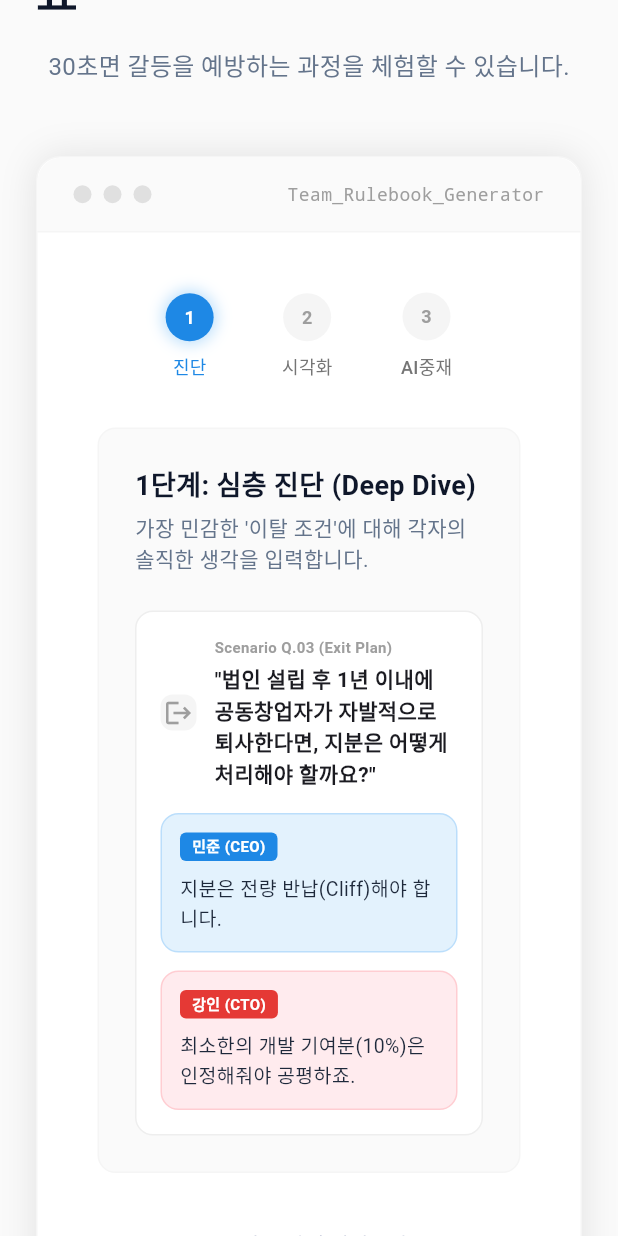
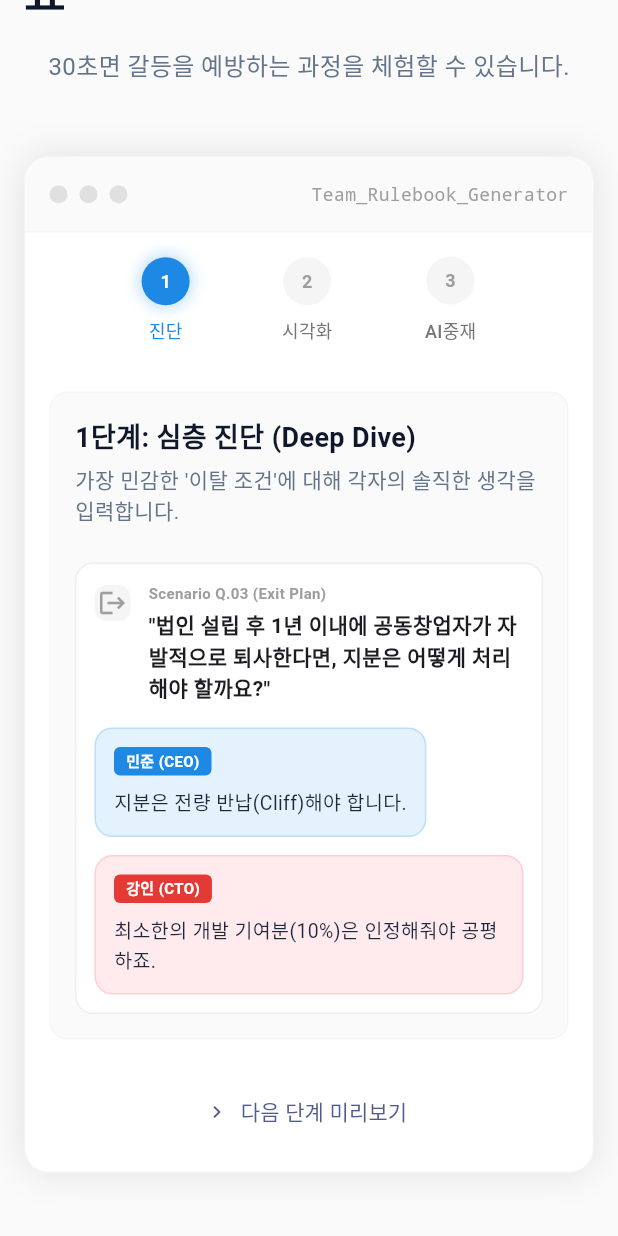
Before and after one commit to jumyeong2/flutter_demo, a Flutter app: the screen it shows after launch, scrolled down 2304 dp, on a phone screen of 412 x 824 dp. Run offline on Flutter 3.47's test engine with Material 3 defaults, Android fonts, the phone set to English and light mode, and no system bars; our stand-ins replace get; Roboto replaces fonts that are missing (Pretendard).

Commit message:
심층 진단 부분 랜딩페이지 수정

```diff
--- a/lib/ui/page/landing/landing_page.dart
+++ b/lib/ui/page/landing/landing_page.dart
@@ -429,9 +429,13 @@ class LandingPage extends StatelessWidget {
     LandingController controller,
     List<Map<String, dynamic>> demoSteps,
   ) {
+    bool isMobile = ResponsiveLayout.isMobile(context);
     return Container(
       color: Colors.grey[50],
-      padding: const EdgeInsets.symmetric(vertical: 80, horizontal: 24),
+      padding: EdgeInsets.symmetric(
+        vertical: 80,
+        horizontal: isMobile ? 16 : 24,
+      ),
       child: Column(
         children: [
           const Text(
@@ -465,8 +469,8 @@ class LandingPage extends StatelessWidget {
               children: [
                 // Header
                 Container(
-                  padding: const EdgeInsets.symmetric(
-                    horizontal: 24,
+                  padding: EdgeInsets.symmetric(
+                    horizontal: isMobile ? 16 : 24,
                     vertical: 16,
                   ),
                   decoration: BoxDecoration(
@@ -503,7 +507,7 @@ class LandingPage extends StatelessWidget {
                 ),
                 // Body
                 Padding(
-                  padding: const EdgeInsets.all(40),
+                  padding: EdgeInsets.all(isMobile ? 16 : 40),
                   child: Column(
                     children: [
                       // Steps
@@ -521,7 +525,7 @@ class LandingPage extends StatelessWidget {
                       // Content
                       Obx(
                         () => Container(
-                          padding: const EdgeInsets.all(24),
+                          padding: EdgeInsets.all(isMobile ? 16 : 24),
                           decoration: BoxDecoration(
                             color: Colors.grey[50],
                             borderRadius: BorderRadius.circular(12),
@@ -1033,10 +1037,11 @@ class LandingPage extends StatelessWidget {
 class _DemoStep1 extends StatelessWidget {
   @override
   Widget build(BuildContext context) {
+    bool isMobile = ResponsiveLayout.isMobile(context);
     return Column(
       children: [
         Container(
-          padding: const EdgeInsets.all(16),
+          padding: EdgeInsets.all(isMobile ? 12 : 16),
           decoration: BoxDecoration(
             color: Colors.white,
             borderRadius: BorderRadius.circular(12),
@@ -1046,9 +1051,13 @@ class _DemoStep1 extends StatelessWidget {
             crossAxisAlignment: CrossAxisAlignment.start,
             children: [
               Row(
+                crossAxisAlignment: CrossAxisAlignment.start,
                 children: [
                   Container(
                     padding: const EdgeInsets.all(2),
+                    margin: const EdgeInsets.only(
+                      top: 2,
+                    ), // Align slightly with text
                     decoration: BoxDecoration(
                       color: Colors.grey[100],
                       borderRadius: BorderRadius.circular(8),
```
